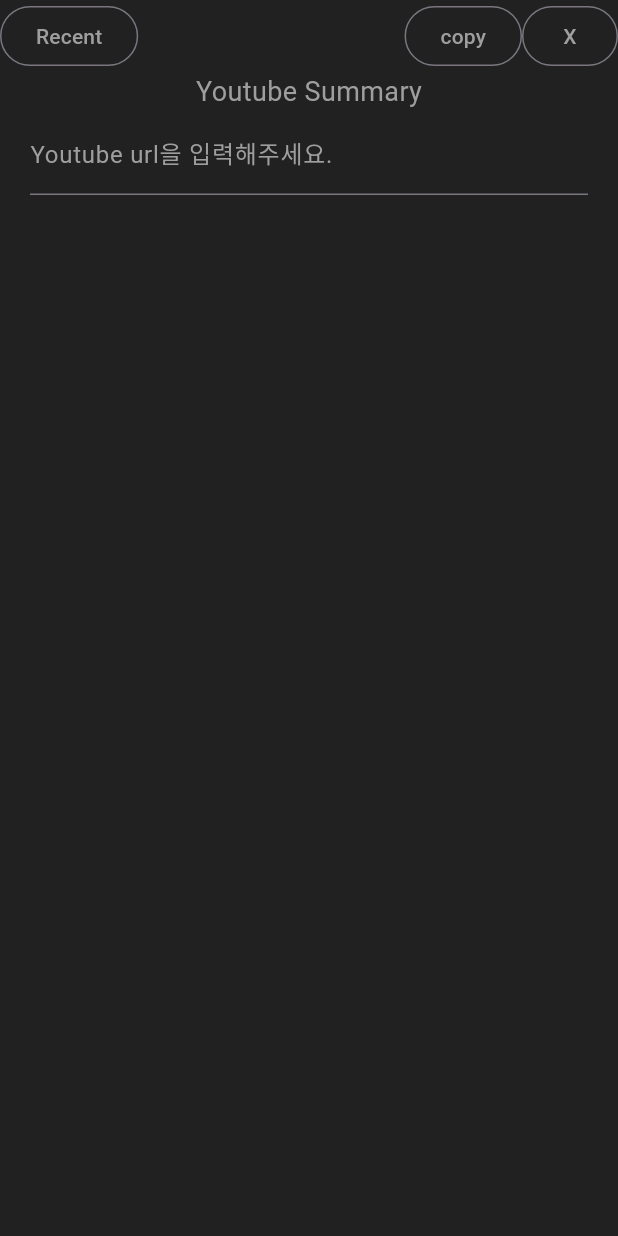
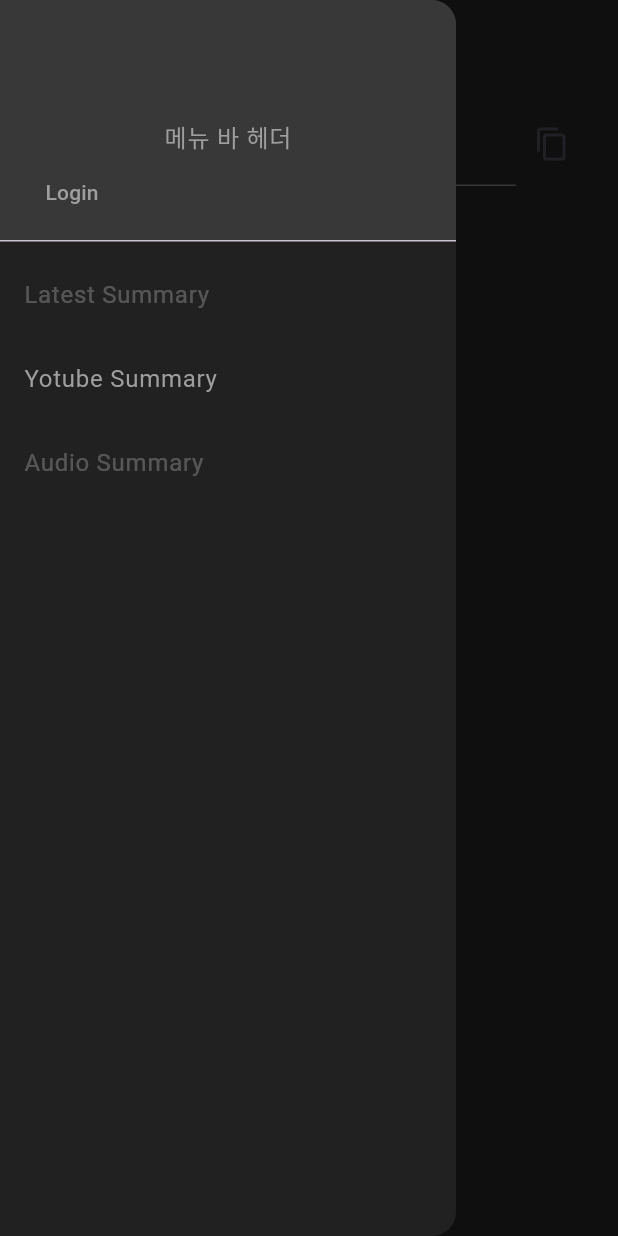
Before and after one commit to limnyn/BDJ_Front, a Flutter app: the UrlToSummary screen opened directly with empty values, with the side drawer open (before the commit the screen has no drawer), on a phone screen of 412 x 824 dp. Run offline on Flutter 3.47's test engine with Material 2 defaults, Android fonts, the phone set to English and light mode, and no system bars; our stand-ins replace file_picker, flutter_dotenv, flutter_secure_storage, youtube_player_iframe; accounts and stored records are empty; network calls fail.

Commit message:
adjust menubar to Navigate 2

```diff
--- a/lib/audio_summary.dart
+++ b/lib/audio_summary.dart
@@ -7,7 +7,7 @@
 import 'package:flutter/services.dart';
 import 'package:flutter_secure_storage/flutter_secure_storage.dart';
 
-
+import 'package:bdj_application/menubar.dart';
 import 'package:bdj_application/home.dart';
 import 'package:flutter_dotenv/flutter_dotenv.dart';
 import 'package:bdj_application/logout.dart';
@@ -162,6 +162,12 @@
     double windowWidth = MediaQuery.of(context).size.width;
     double widgetWidth = (windowWidth > maxWidth ? maxWidth: windowWidth);
     return Scaffold(
+      appBar: AppBar(
+        backgroundColor: Colors.grey[900],
+        title: Text('Audio Summary', style: TextStyle(fontSize: 18, color: Colors.grey[500])),
+        iconTheme: IconThemeData(color:Colors.grey[500]),
+      ),
+      drawer: MenuDrawer(pageName: 'audio',isLoggedIn: true,),
       backgroundColor: Colors.grey[900],
       body: SafeArea(
         child: Align(
@@ -174,35 +180,24 @@
                 Row(
                   mainAxisAlignment: MainAxisAlignment.spaceBetween,
                   children: [
-                    Container(
-                      child: OutlinedButton(
-                        onPressed: _goToHome,
-                        child: Text('Recent', style: TextStyle(color: Colors.grey),),
-                    ),
-                  ),
                     Row(
                       mainAxisAlignment: MainAxisAlignment.end,
                       children: [
-                        OutlinedButton(
-                          onPressed: () {
+                        if(summary_result != "")
+                          IconButton(onPressed: () {
                             Clipboard.setData(ClipboardData(text: "$summary_result"));
                             ScaffoldMessenger.of(context).showSnackBar(
                               SnackBar(
                                 content: Text("복사되었습니다."),
                               ),
                             );
-                          },
-                          child: Text('copy', style: TextStyle(color: Colors.grey)),
+                          }, icon: Icon(Icons.copy_outlined)
                           ),
-                        OutlinedButton(
-                          onPressed: () {logOut.showLogoutDialog(context);},
-                          child: Text('X', style: TextStyle(color: Colors.grey)),
-                        ),
+
                       ],
                     )
                   ],
                 ),
-                Text('Audio Summary', style: TextStyle(fontSize: 18, color: Colors.grey[500])),
                 Column(
                     children:[
                       Text(
--- a/lib/detail_summary.dart
+++ b/lib/detail_summary.dart
@@ -24,7 +24,8 @@
       params: const YoutubePlayerParams(
         mute: false,
         showControls: true,
-          showFullscreenButton: true
+        showFullscreenButton: true,
+
       ),
     );
 
--- /dev/null
+++ b/lib/menubar.dart
@@ -0,0 +1,104 @@
+//menubar.dart
+import 'package:flutter/material.dart';
+import 'package:bdj_application/login.dart';
+import 'package:bdj_application/logout.dart';
+import 'package:bdj_application/home.dart';
+import 'package:bdj_application/url_summary.dart';
+import 'package:bdj_application/check_audio.dart' as audioPage;
+
+
+class MenuDrawer extends StatelessWidget {
+  final logOut = Logout();
+  final String pageName;
+  final bool isLoggedIn;
+  MenuDrawer ({Key? key, required this.pageName, required this.isLoggedIn}) : super(key: key);
+
+
+
+
+  @override
+  Widget build(BuildContext context){
+    return Drawer(
+      backgroundColor: Colors.grey[900],
+      child: ListView(
+        padding: EdgeInsets.zero,
+        children:[
+          DrawerHeader(
+
+            child:Column(
+              mainAxisAlignment: MainAxisAlignment.end,
+              children: [
+                Text('메뉴 바 헤더', style:TextStyle(color: Colors.grey)),
+                Align(
+                  alignment: Alignment.bottomCenter,
+                  child: Row(
+                    mainAxisAlignment: MainAxisAlignment.start,
+                    children: [
+                      if (isLoggedIn)
+                        TextButton(onPressed: () {
+
+                        }, child: Text('My Summeries', style:TextStyle(color: Colors.grey)),
+                        ),
+                      if (isLoggedIn)
+                        TextButton(
+                          onPressed:() {
+                            logOut.showLogoutDialog(context);
+                          },
+                          child: Text('LogOut', style: TextStyle(color: Colors.grey)),
+                        ),
+                      if (!isLoggedIn)
+                        TextButton(
+                          onPressed:() {
+                            goToLogin(context);
+                          },
+                          child: Text('Login', style: TextStyle(color: Colors.grey)),
+                        ),
+                    ],
+                  ),
+                ),
+
+              ],
+            ),
+            decoration: BoxDecoration(
+              color: Colors.white10,
+            ),
+          ),
+          ListTile(
+            title : Text('Latest Summary', style: TextStyle(color: pageName == "home" ? Colors.grey : Colors.white24),),
+            onTap: () {
+              if(pageName != 'home'){
+                Navigator.pushReplacement(
+                  context,
+                  MaterialPageRoute(
+                    builder: (context) => Home(isLoggedIn:isLoggedIn),
+                  ),
+                );
+              }
+            },
+          ),
+          ListTile(
+            title : Text('Yotube Summary', style: TextStyle(color: pageName == "youtube" ? Colors.grey : Colors.white24),),
+            onTap: (){
+              if(pageName != "youtube"){
+                Navigator.pushReplacement(
+                  context,
+                  MaterialPageRoute(
+                    builder: (context) => UrlToSummary(isLoggedIn:isLoggedIn),
+                  ),
+                );
+              }
+            },
+          ),
+          ListTile(
+            title : Text('Audio Summary', style: TextStyle(color: pageName == "audio" ? Colors.grey : Colors.white24),),
+            onTap: (){
+              if (pageName != "audio"){
+                audioPage.goToAudioSummary(context, isLoggedIn);
+              }
+            },
+          ),
+        ],
+      ),
+    );
+  }
+}
--- a/lib/url_summary.dart
+++ b/lib/url_summary.dart
@@ -7,9 +7,11 @@
 import 'package:youtube_player_iframe/youtube_player_iframe.dart';
 import 'package:flutter_secure_storage/flutter_secure_storage.dart';
 
+import 'package:bdj_application/menubar.dart';
 import 'package:bdj_application/home.dart';
 import 'package:flutter_dotenv/flutter_dotenv.dart';
 import 'package:bdj_application/logout.dart';
+
 
 
 
@@ -138,6 +140,12 @@
     double windowWidth = MediaQuery.of(context).size.width;
     double widgetWidth = (windowWidth > maxWidth ? maxWidth: windowWidth);
     return Scaffold(
+      appBar: AppBar(
+        backgroundColor: Colors.grey[900],
+        title: Text('Youtube Summary', style: TextStyle(fontSize: 18, color: Colors.grey[500])),
+        iconTheme: IconThemeData(color: Colors.grey[500]),
+      ),
+      drawer: MenuDrawer(pageName: 'youtube', isLoggedIn: widget.isLoggedIn,),
       backgroundColor: Colors.grey[900],
       body: SafeArea(
         child: Align(
@@ -147,43 +155,15 @@
             child: Column(
               mainAxisAlignment: MainAxisAlignment.center,
               children: [
-                Row(
-                  mainAxisAlignment: MainAxisAlignment.spaceBetween,
-                  children: [ Container(
-                    child: OutlinedButton(
-                      onPressed: _goToHome,
-                      child: Text('Recent', style: TextStyle(color: Colors.grey),),
-                    ),
-                  ),
-                    Row(
-                      mainAxisAlignment: MainAxisAlignment.end,
-                      children: [
-                        OutlinedButton(
-                          onPressed: () {
-                            Clipboard.setData(ClipboardData(text: "$summary_title\n$channel_name\n$summary_result"));
-                            ScaffoldMessenger.of(context).showSnackBar(
-                              SnackBar(
-                                content: Text("복사되었습니다."),
-                              ),
-                            );
-                          },
-                          child: Text('copy', style: TextStyle(color: Colors.grey)),
-                        ),
-                        OutlinedButton(
-                          onPressed: () {logOut.showLogoutDialog(context);},
-                          child: Text('X', style: TextStyle(color: Colors.grey)),
-                        ),
-                      ],
-                    )
-                  ],
-                ),
-                Text('Youtube Summary', style: TextStyle(fontSize: 18, color: Colors.grey[500])),
-
                 Container(
                   padding: EdgeInsets.fromLTRB(20, 0, 20, 0),
                   width: double.infinity,
                   height: 80,
                   color: Colors.grey[830],
+                  child: Row(
+                    mainAxisAlignment: MainAxisAlignment.spaceBetween,
+                    children: [
+                      Flexible(
                         child: TextField(
                           controller: urlInputController,
                           style: TextStyle(color: Colors.white),
@@ -196,23 +176,33 @@
                           },
                         ),
                       ),
+                      IconButton(onPressed: () {
+                        Clipboard.setData(ClipboardData(text: "$summary_title\n$channel_name\n$summary_result"));
+                        ScaffoldMessenger.of(context).showSnackBar(
+                          SnackBar(
+                            content: Text("복사되었습니다."),
+                          ),
+                        );
+                      }, icon: Icon(Icons.copy_outlined)
+                      ),
+                    ],
+                  ),
+                ),
                 Container(
-                  padding: EdgeInsets.fromLTRB(20,0, 20, 0),
+                  padding: EdgeInsets.fromLTRB(20, 0, 20, 0),
                   width: double.infinity,
                   color: Colors.grey[830],
                   child: Visibility(
-                    visible:isstart,
+                    visible: isstart,
                     child: YoutubePlayer(
                       controller: _controller,
                     ),
                   ),
                 ),
-
-
                 Expanded(
                   child: SingleChildScrollView(
                     padding: EdgeInsets.fromLTRB(20, 0, 20, 10),
-                      child:Column(
+                    child: Column(
                       children: [
                         Container(
                           alignment: Alignment.centerLeft,
@@ -242,7 +232,7 @@
                           ),
                         ),
                       ],
-                      )
+                    ),
                   ),
                 ),
               ],
```
Also changed, not shown: lib/home.dart (+13 -56 lines), lib/check_audio.dart (line endings or trailing spaces), lib/login.dart (line endings or trailing spaces), lib/logout.dart (line endings or trailing spaces), lib/main.dart (line endings or trailing spaces), lib/token_manage.dart (line endings or trailing spaces), lib/user_register.dart (line endings or trailing spaces), 9 other files. Lines whose indentation alone changed are shown as unchanged.
